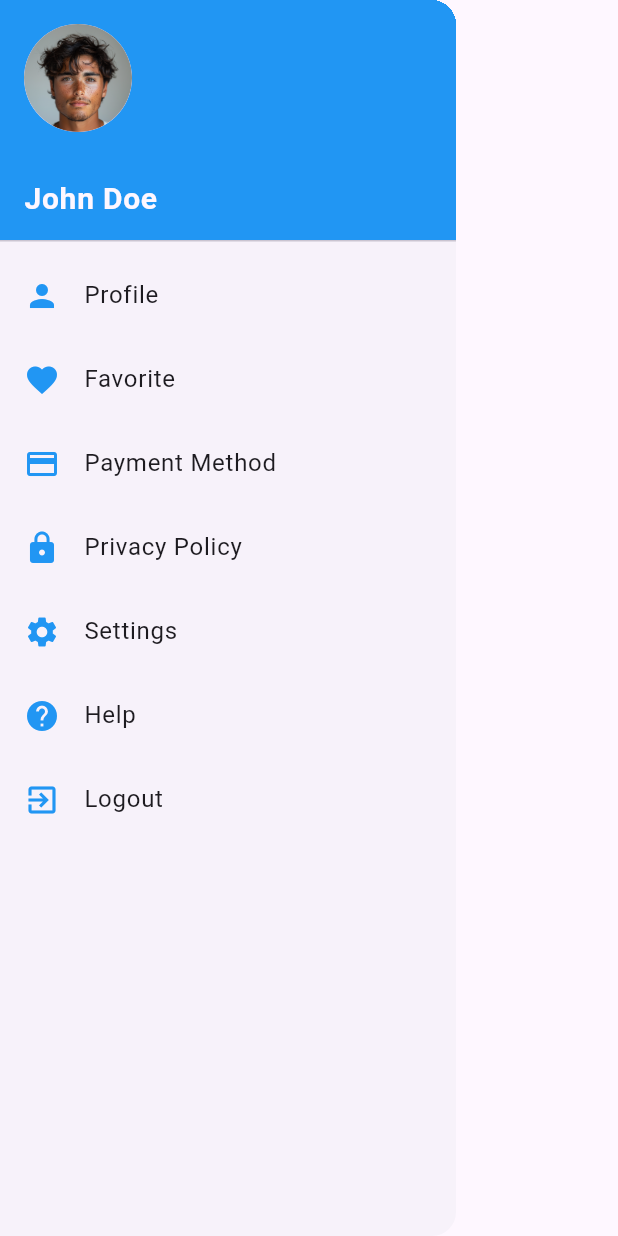
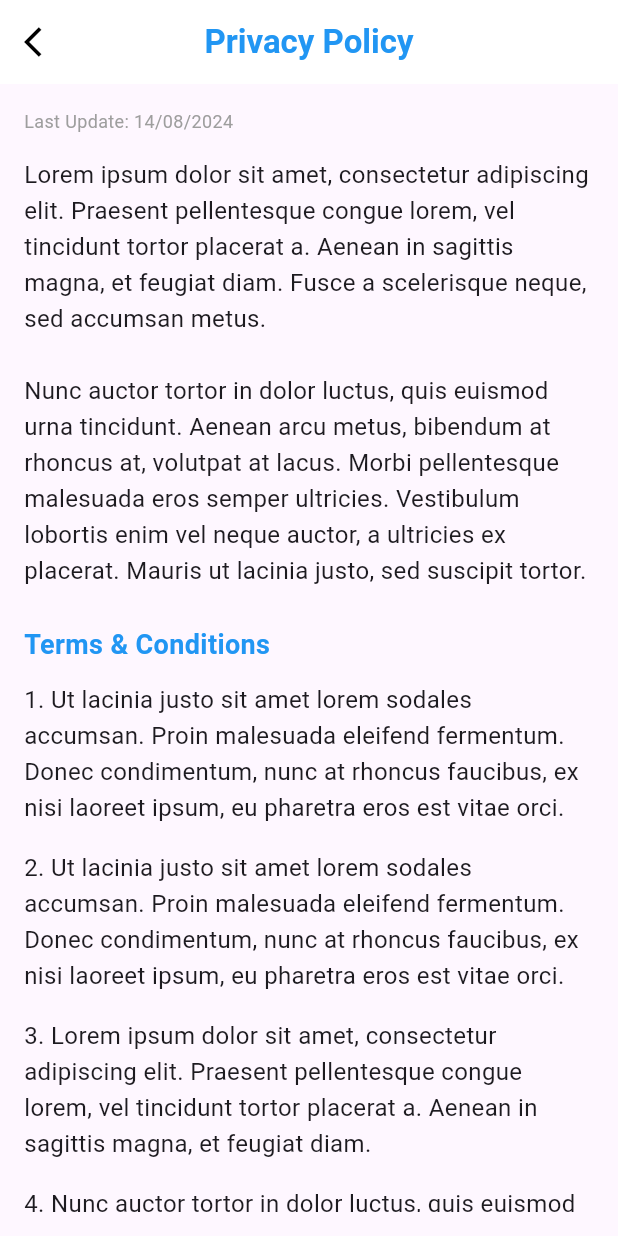
Before and after one commit to Nabingrg8848/GLIA-Connect, a Flutter app: the CustomDrawer widget shown alone on an empty page, opened directly, after a tap on "Privacy Policy", on a phone screen of 412 x 824 dp. Run offline on Flutter 3.47's test engine with Material 3 defaults, Android fonts, the phone set to English and light mode, and no system bars; our stand-ins replace image_picker, video_player.

Commit message:
commit on 13 september 10:30 AM

```diff
--- a/lib/MainActivity.dart
+++ b/lib/MainActivity.dart
@@ -7,6 +7,9 @@ import 'QuizScreen.dart';
 import 'Profile.dart';
 import 'HelpCenter.dart';
 import 'LoginActivity.dart';
+import 'PrivacyPolicy.dart';
+import 'SportsScreen.dart';
+import 'PCSScreen.dart';
 
 void main() {
   runApp(MyApp());
@@ -201,6 +204,16 @@ class _MainActivityState extends State<MainActivity> {
             context,
             MaterialPageRoute(builder: (context) => ConcussionScreen(userType: 'user')),
           );
+        } else if (title == 'PCS') {
+          Navigator.push(
+            context,
+            MaterialPageRoute(builder: (context) => PCSScreen()),
+          );
+        } else if (title == 'Sports') {
+          Navigator.push(
+            context,
+            MaterialPageRoute(builder: (context) => SportsVideoScreen()),
+          );
         } else if (title == 'PTSD') {
           Navigator.push(
             context,
@@ -287,7 +300,10 @@ class CustomDrawer extends StatelessWidget {
             leading: Icon(Icons.lock, color: Colors.blue),
             title: Text('Privacy Policy'),
             onTap: () {
-              // Handle Privacy Policy tap
+              Navigator.push(
+                context,
+                MaterialPageRoute(builder: (context) => PrivacyPolicyScreen()),
+              );
             },
           ),
           ListTile(
--- /dev/null
+++ b/lib/PrivacyPolicy.dart
@@ -0,0 +1,103 @@
+import 'package:flutter/material.dart';
+
+void main() {
+  runApp(PrivacyPolicyApp());
+}
+
+class PrivacyPolicyApp extends StatelessWidget {
+  @override
+  Widget build(BuildContext context) {
+    return MaterialApp(
+      home: PrivacyPolicyScreen(),
+    );
+  }
+}
+
+class PrivacyPolicyScreen extends StatelessWidget {
+  @override
+  Widget build(BuildContext context) {
+    return Scaffold(
+      appBar: AppBar(
+        leading: IconButton(
+          icon: Icon(Icons.arrow_back_ios),
+          onPressed: () {
+            Navigator.pop(context);
+          },
+        ),
+        title: Text('Privacy Policy',
+          style: TextStyle(
+            color: Colors.blue, // Text color set to blue
+            fontWeight: FontWeight.bold, // Bold font weight
+            fontSize: 22, // Font size adjusted to match the design
+          ),
+        ),
+        backgroundColor: Colors.white,
+        elevation: 0,
+        foregroundColor: Colors.black,
+        centerTitle: true, // Center the title in the AppBar
+      ),
+      body: Padding(
+        padding: const EdgeInsets.all(16.0),
+        child: SingleChildScrollView(
+          child: Column(
+            crossAxisAlignment: CrossAxisAlignment.start,
+            children: [
+              Text(
+                'Last Update: 14/08/2024',
+                style: TextStyle(
+                  fontSize: 12,
+                  color: Colors.grey,
+                ),
+              ),
+              SizedBox(height: 16),
+              Text(
+                'Lorem ipsum dolor sit amet, consectetur adipiscing elit. '
+                    'Praesent pellentesque congue lorem, vel tincidunt tortor placerat a. '
+                    'Aenean in sagittis magna, et feugiat diam. Fusce a scelerisque neque, sed accumsan metus.\n\n'
+                    'Nunc auctor tortor in dolor luctus, quis euismod urna tincidunt. '
+                    'Aenean arcu metus, bibendum at rhoncus at, volutpat at lacus. Morbi pellentesque malesuada eros semper ultricies. '
+                    'Vestibulum lobortis enim vel neque auctor, a ultricies ex placerat. Mauris ut lacinia justo, sed suscipit tortor.',
+                style: TextStyle(fontSize: 16, height: 1.5),
+              ),
+              SizedBox(height: 24),
+              Text(
+                'Terms & Conditions',
+                style: TextStyle(
+                  fontSize: 18,
+                  fontWeight: FontWeight.bold,
+                  color: Colors.blue,
+                ),
+              ),
+              SizedBox(height: 12),
+              buildTermsConditionItem(
+                '1. Ut lacinia justo sit amet lorem sodales accumsan. Proin malesuada eleifend fermentum. Donec condimentum, nunc at rhoncus faucibus, ex nisi laoreet ipsum, eu pharetra eros est vitae orci.',
+              ),
+              buildTermsConditionItem(
+                '2. Ut lacinia justo sit amet lorem sodales accumsan. Proin malesuada eleifend fermentum. Donec condimentum, nunc at rhoncus faucibus, ex nisi laoreet ipsum, eu pharetra eros est vitae orci.',
+              ),
+              buildTermsConditionItem(
+                '3. Lorem ipsum dolor sit amet, consectetur adipiscing elit. Praesent pellentesque congue lorem, vel tincidunt tortor placerat a. Aenean in sagittis magna, et feugiat diam.',
+              ),
+              buildTermsConditionItem(
+                '4. Nunc auctor tortor in dolor luctus, quis euismod urna tincidunt. Aenean arcu metus, bibendum at rhoncus at, volutpat at lacus. Morbi pellentesque malesuada eros semper ultricies.',
+              ),
+            ],
+          ),
+        ),
+      ),
+    );
+  }
+
+  Widget buildTermsConditionItem(String text) {
+    return Padding(
+      padding: const EdgeInsets.only(bottom: 16.0),
+      child: Text(
+        text,
+        style: TextStyle(
+          fontSize: 16,
+          height: 1.5,
+        ),
+      ),
+    );
+  }
+}
```
Also changed, not shown: lib/PCSScreen.dart (added, +149 -0 lines), lib/SportsScreen.dart (added, +147 -0 lines).
